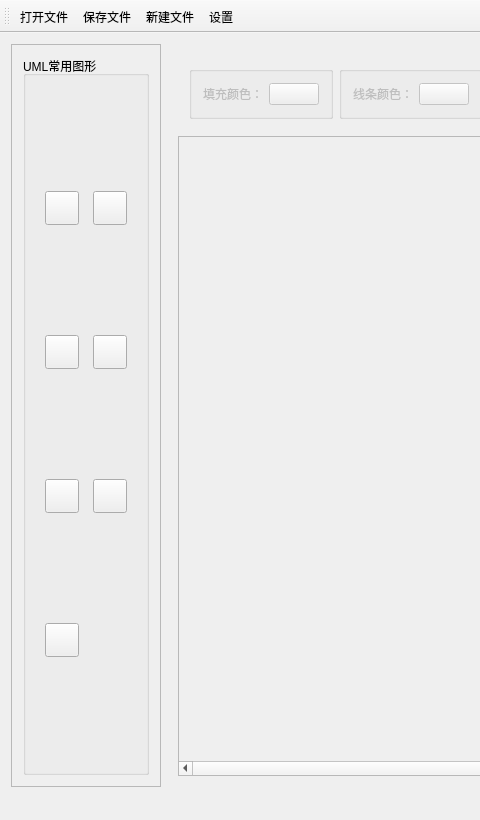
First picture: the form in mainwindow.ui, repository Zekary/qtFlowEditor, before the edit; both pictures show x 0 to 480 and y 0 to 820 of the 1270 by 820 pixel window.
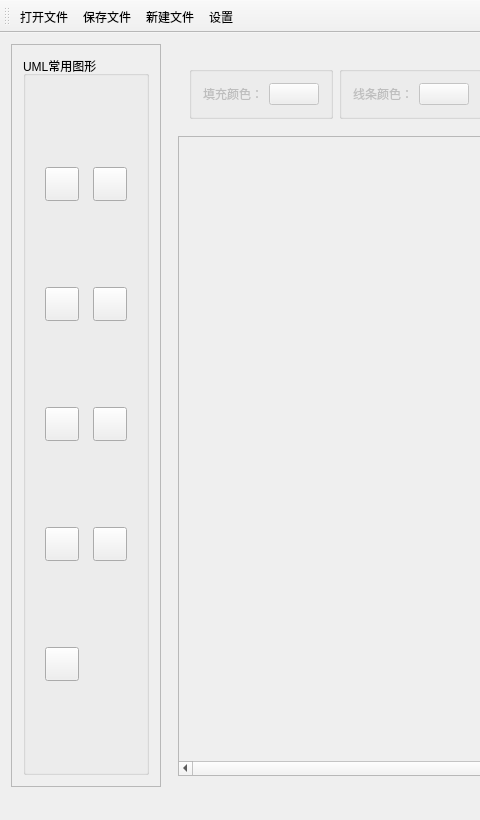
Second picture: the form after the edit. Icons and pictures are not drawn. Custom widgets are drawn as their Qt base class.

What changed in the file:
```diff
--- a/mainwindow.ui
+++ b/mainwindow.ui
@@ -38,7 +38,7 @@
          <x>0</x>
          <y>0</y>
          <width>148</width>
-         <height>718</height>
+         <height>702</height>
         </rect>
        </property>
        <layout class="QVBoxLayout" name="verticalLayout">
@@ -207,7 +207,51 @@
               </size>
              </property>
              <property name="styleSheet">
-              <string notr="true">background-image: url(:/img/triangle.png);</string>
+              <string notr="true">background-image: url(:/img/line.png);</string>
+             </property>
+             <property name="text">
+              <string/>
+             </property>
+            </widget>
+           </item>
+           <item row="4" column="1">
+            <widget class="QPushButton" name="chart_parall">
+             <property name="minimumSize">
+              <size>
+               <width>34</width>
+               <height>34</height>
+              </size>
+             </property>
+             <property name="maximumSize">
+              <size>
+               <width>34</width>
+               <height>34</height>
+              </size>
+             </property>
+             <property name="styleSheet">
+              <string notr="true">background-image: url(:/img/parall.png);</string>
+             </property>
+             <property name="text">
+              <string/>
+             </property>
+            </widget>
+           </item>
+           <item row="5" column="0">
+            <widget class="QPushButton" name="chart_user">
+             <property name="minimumSize">
+              <size>
+               <width>34</width>
+               <height>34</height>
+              </size>
+             </property>
+             <property name="maximumSize">
+              <size>
+               <width>34</width>
+               <height>34</height>
+              </size>
+             </property>
+             <property name="styleSheet">
+              <string notr="true">background-image: url(:/img/user.png);</string>
              </property>
              <property name="text">
               <string/>
```
Left out of the diff: 74 changed lines with no effect on the pictures.
